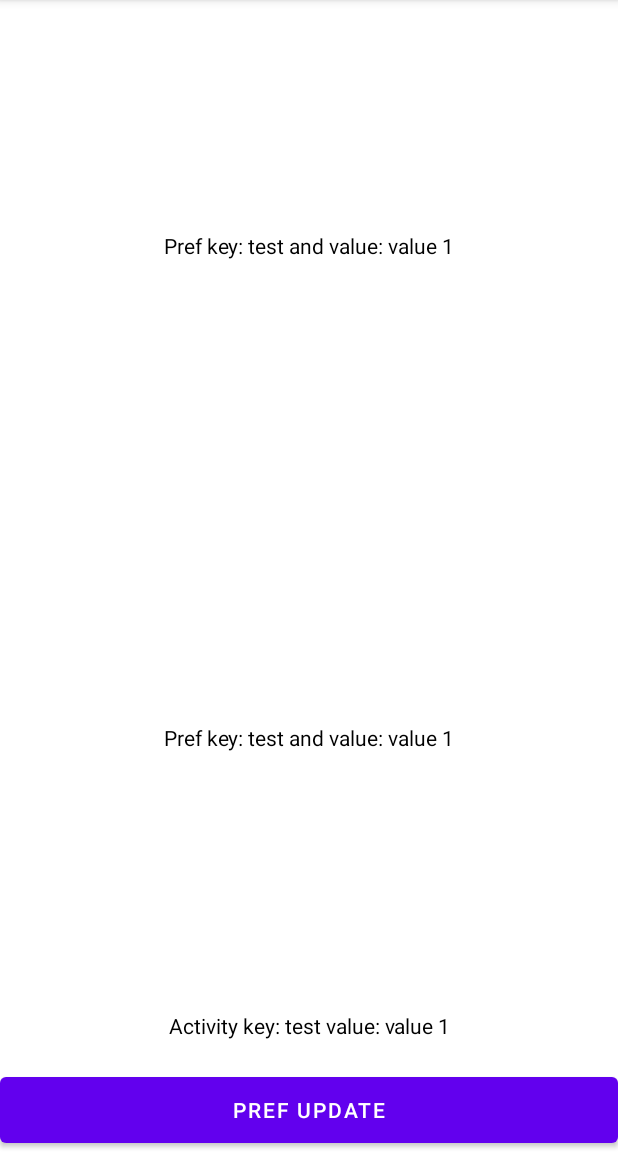
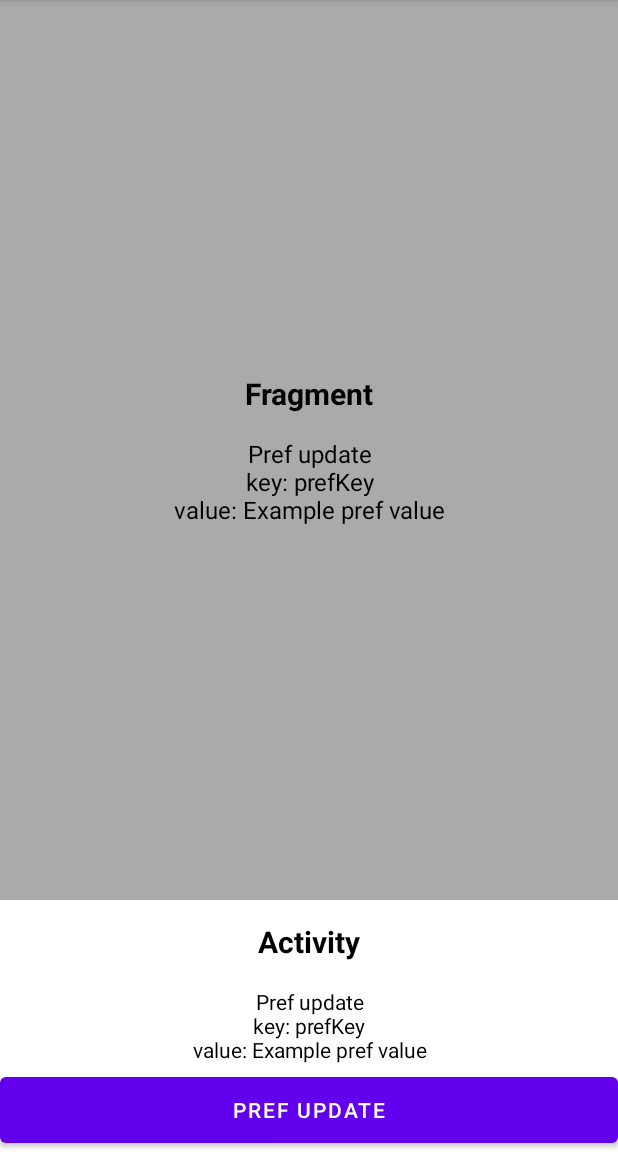
Before and after one commit to mel182/preferenceNotifier, an Android app: the screen it shows after launch (MainActivity), after a tap on "PREF UPDATE", on a phone screen of 412 x 824 dp, the part 84-1236 px from its top. Run offline under Robolectric (Android 15) with nearby library versions, the phone set to English and light mode, and no system bars.

Commit message:
final implementation done

```diff
--- a/PreferenceNotifier/build.gradle
+++ b/PreferenceNotifier/build.gradle
@@ -1,6 +1,7 @@
 plugins {
     id 'com.android.library'
     id 'kotlin-android'
+    id 'org.jetbrains.dokka-android'
 }
 
 android {
@@ -30,6 +31,10 @@ android {
     kotlinOptions {
         jvmTarget = '1.8'
     }
+    dokka {
+        outputFormat = 'html'
+        outputDirectory = "$buildDir/javadoc"
+    }
 }
 
 dependencies {
--- a/PreferenceNotifier/src/main/java/com/preference/preferencenotifier/interfaces/PreferenceStateListener.kt
+++ b/PreferenceNotifier/src/main/java/com/preference/preferencenotifier/interfaces/PreferenceStateListener.kt
@@ -7,6 +7,5 @@ package com.preference.preferencenotifier.interfaces
  * @since 1.0
  */
 interface PreferenceStateListener {
-
     fun onPreferenceChanged(key:String,value:Any?) {}
 }
--- a/PreferenceNotifier/src/main/java/com/preference/preferencenotifier/notifier/PreferenceNotifier.kt
+++ b/PreferenceNotifier/src/main/java/com/preference/preferencenotifier/notifier/PreferenceNotifier.kt
@@ -189,6 +189,11 @@ object PreferenceNotifier {
     //endregion
 
     //region is shared preference initialized
+    /**
+     * Determine if shared preference instance is initialized
+     * @return True if instance is initialized or false if not
+     * @since 1.0
+     */
     private fun isSharedPreferenceInitialized(): Boolean
     {
         return this::sharedPreference.isInitialized
--- a/app/src/main/java/com/preference/notifierapplication/DemoFragment.kt
+++ b/app/src/main/java/com/preference/notifierapplication/DemoFragment.kt
@@ -30,6 +30,6 @@ class DemoFragment : PrefNotifierBaseFragment() {
 
     override fun onPreferenceChanged(key: String, value: Any?) {
         super.onPreferenceChanged(key, value)
-        title?.text = "Pref key: ${key} and value: ${value}"
+        title?.text = "Pref update\nkey: ${key}\nvalue: ${value}"
     }
 }
--- a/app/src/main/java/com/preference/notifierapplication/MainActivity.kt
+++ b/app/src/main/java/com/preference/notifierapplication/MainActivity.kt
@@ -10,7 +10,6 @@ import com.preference.preferencenotifier.baseClasses.PrefNotifierBase
 class MainActivity : PrefNotifierBase() {
 
     private var container1:FrameLayout? = null
-    private var container2:FrameLayout? = null
     private var activityTitle: TextView? = null
     private var prefButton: Button? = null
     private var counter:Int = 0
@@ -20,7 +19,6 @@ class MainActivity : PrefNotifierBase() {
         setContentView(R.layout.activity_main)
 
         container1 = findViewById(R.id.container1)
-        container2 = findViewById(R.id.container2)
         activityTitle = findViewById(R.id.activity_title)
         prefButton = findViewById(R.id.pref_update_button)
 
@@ -32,24 +30,14 @@ class MainActivity : PrefNotifierBase() {
             transaction.commit()
         }
 
-        container2?.apply {
-            val fragmentContent = DemoFragment()
-            val fragmentManager = supportFragmentManager
-            val transaction = fragmentManager.beginTransaction()
-            transaction.add(this.id,fragmentContent)
-            transaction.commit()
-        }
-
         prefButton?.setOnClickListener {
             counter++
-            notifier.setValue("test","value ${counter}")
+            notifier.setValue("prefKey","Example pref value")
         }
     }
 
     override fun onPreferenceChanged(key: String, value: Any?) {
         super.onPreferenceChanged(key, value)
-        activityTitle?.text = "Activity key: ${key} value: ${value}"
-
-        Log.i("TAG","Activity key: ${key} value: ${value}")
+        activityTitle?.text = "Pref update\nkey: ${key}\nvalue: ${value}"
     }
 }
--- a/app/src/main/java/com/preference/notifierapplication/PreferenceNotifier.kt
+++ b/app/src/main/java/com/preference/notifierapplication/PreferenceNotifier.kt
@@ -8,6 +8,7 @@ class PreferenceNotifier : Application()
     override fun onCreate() {
         super.onCreate()
         PreferenceNotifier
+            .notifyOnConfigurationChanged(true)
                 .init(applicationContext)
     }
 }
--- a/app/src/main/res/layout/activity_main.xml
+++ b/app/src/main/res/layout/activity_main.xml
@@ -1,42 +1,47 @@
 <?xml version="1.0" encoding="utf-8"?>
 <androidx.constraintlayout.widget.ConstraintLayout xmlns:android="http://schemas.android.com/apk/res/android"
+    xmlns:app="http://schemas.android.com/apk/res-auto"
     xmlns:tools="http://schemas.android.com/tools"
     android:layout_width="match_parent"
     android:layout_height="match_parent"
-    android:background="@color/white"
-    xmlns:app="http://schemas.android.com/apk/res-auto"
+    android:background="@android:color/white"
     android:orientation="vertical"
     tools:context=".MainActivity">
 
     <LinearLayout
         android:id="@+id/fragment_container"
-        android:orientation="vertical"
         android:layout_width="match_parent"
         android:layout_height="0dp"
+        android:orientation="vertical"
         app:layout_constraintBottom_toTopOf="@+id/pref_update_button"
-        app:layout_constraintTop_toTopOf="parent"
         app:layout_constraintLeft_toLeftOf="parent"
-        app:layout_constraintRight_toRightOf="parent">
+        app:layout_constraintRight_toRightOf="parent"
+        app:layout_constraintTop_toTopOf="parent">
 
         <FrameLayout
             android:id="@+id/container1"
-            android:layout_weight=".5"
             android:layout_width="match_parent"
-            android:layout_height="match_parent"/>
+            android:layout_height="match_parent"
+            android:layout_weight=".5" />
 
-        <FrameLayout
-            android:id="@+id/container2"
-            android:layout_weight=".5"
+        <TextView
             android:layout_width="match_parent"
-            android:layout_height="match_parent"/>
+            android:layout_height="56dp"
+            android:gravity="center"
+            android:text="Activity"
+            android:textColor="@color/black"
+            android:textSize="20sp"
+            android:textStyle="bold"
+            tools:ignore="HardcodedText" />
 
         <TextView
             android:id="@+id/activity_title"
             android:layout_width="match_parent"
-            android:text="Activity title"
+            android:layout_height="56dp"
+            android:gravity="center"
+            android:text="-"
             android:textColor="@color/black"
-            android:gravity="center"
-            android:layout_height="56dp"/>
+            tools:ignore="HardcodedText" />
 
     </LinearLayout>
 
@@ -48,6 +53,7 @@
         app:layout_constraintBottom_toBottomOf="parent"
         app:layout_constraintLeft_toLeftOf="parent"
         app:layout_constraintRight_toRightOf="parent"
-        app:layout_constraintTop_toBottomOf="@+id/fragment_container"/>
+        app:layout_constraintTop_toBottomOf="@+id/fragment_container"
+        tools:ignore="HardcodedText" />
 
 </androidx.constraintlayout.widget.ConstraintLayout>
--- a/app/src/main/res/layout/fragment_demo.xml
+++ b/app/src/main/res/layout/fragment_demo.xml
@@ -1,17 +1,33 @@
 <?xml version="1.0" encoding="utf-8"?>
-<FrameLayout xmlns:android="http://schemas.android.com/apk/res/android"
+<LinearLayout xmlns:android="http://schemas.android.com/apk/res/android"
     xmlns:tools="http://schemas.android.com/tools"
     android:layout_width="match_parent"
     android:layout_height="match_parent"
+    android:orientation="vertical"
+    android:gravity="center"
+    android:background="@android:color/darker_gray"
     tools:context=".DemoFragment">
 
-    <!-- TODO: Update blank fragment layout -->
+    <TextView
+        android:id="@+id/fragment_title"
+        android:layout_width="match_parent"
+        android:layout_height="wrap_content"
+        android:layout_marginBottom="15dp"
+        android:gravity="center"
+        android:textSize="20sp"
+        android:text="Fragment"
+        android:textColor="@color/black"
+        android:textStyle="bold"
+        tools:ignore="HardcodedText" />
+
     <TextView
         android:id="@+id/fragment_tv"
         android:gravity="center"
         android:textColor="@color/black"
         android:layout_width="match_parent"
-        android:layout_height="match_parent"
-        android:text="@string/hello_blank_fragment" />
+        android:layout_height="wrap_content"
+        android:text="-"
+        android:textSize="16sp"
+        tools:ignore="HardcodedText" />
 
-</FrameLayout>
+</LinearLayout>
--- a/build.gradle
+++ b/build.gradle
@@ -1,6 +1,11 @@
 // Top-level build file where you can add configuration options common to all sub-projects/modules.
 buildscript {
-    ext.kotlin_version = "1.4.20"
+
+    ext{
+        kotlin_version = "1.4.20"
+        dokkaVersion = '0.9.17'
+    }
+
     repositories {
         google()
         jcenter()
@@ -8,6 +13,7 @@ buildscript {
     dependencies {
         classpath "com.android.tools.build:gradle:4.1.1"
         classpath "org.jetbrains.kotlin:kotlin-gradle-plugin:$kotlin_version"
+        classpath "org.jetbrains.dokka:dokka-android-gradle-plugin:$dokkaVersion"
 
         // NOTE: Do not place your application dependencies here; they belong
         // in the individual module build.gradle files
```
Also changed, not shown: PreferenceNotifier/src/main/java/com/preference/preferencenotifier/baseClasses/PrefNotifierBaseFragment.kt (+10 -0 lines).
